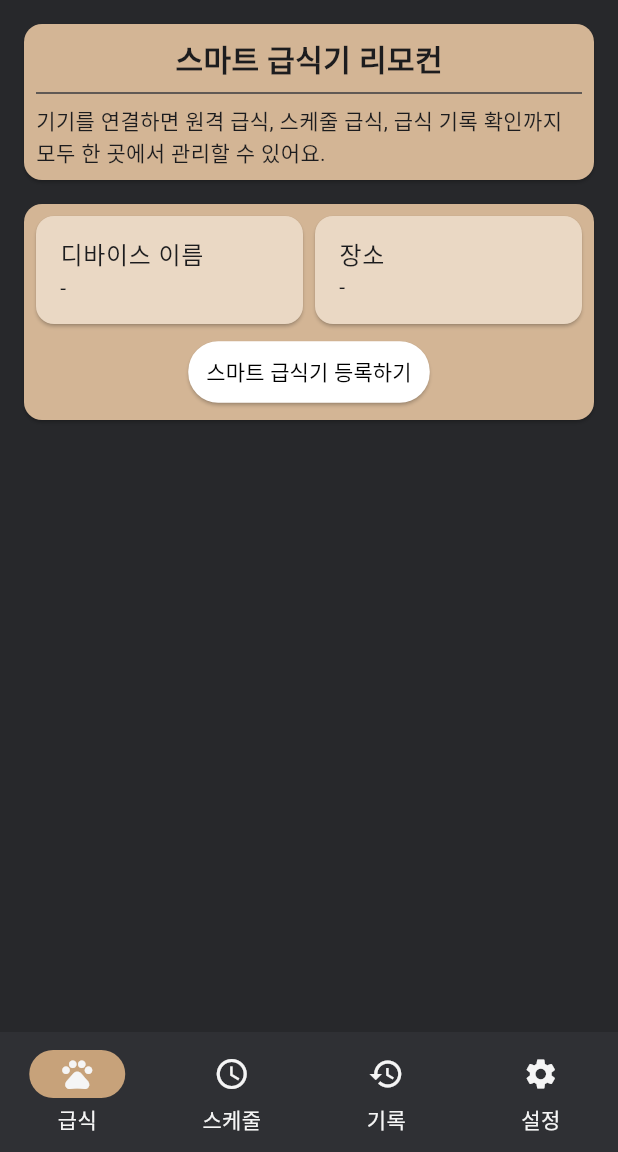
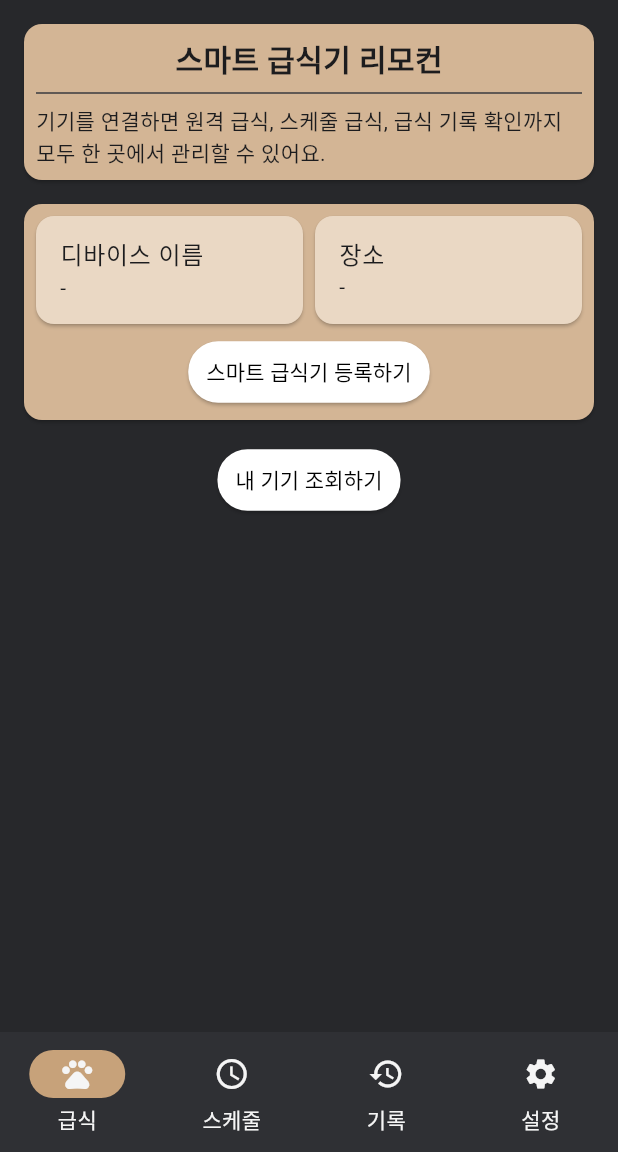
Before and after one commit to niw5924/smart-feeder-remote, a Flutter app: the FeedScreen screen opened by its route, on a phone screen of 412 x 824 dp, the part 84-1236 px from its top. Run offline on Flutter 3.47's test engine with Material 3 defaults, Android fonts, the phone set to English and light mode, and no system bars; drawn by our look-alikes of loader_overlay; our stand-ins replace device_info_plus, dio, firebase_auth, firebase_core, flutter_dotenv, flutter_phoenix and 6 more; missing offline and left inert: wifi_iot; accounts and stored records are empty.

Commit message:
feat: 내 기기 조회하기 추가

```diff
--- a/lib/api/devices_api.dart
+++ b/lib/api/devices_api.dart
@@ -17,4 +17,10 @@ class DevicesApi {
 
     return response.data;
   }
+
+  static Future<Map<String, dynamic>> myDevices() async {
+    final response = await DioClient.dio.get('/api/devices/my-devices');
+
+    return response.data;
+  }
 }
--- a/lib/screens/feed/feed_screen.dart
+++ b/lib/screens/feed/feed_screen.dart
@@ -2,6 +2,7 @@ import 'package:flutter/material.dart';
 import 'package:go_router/go_router.dart';
 import 'package:loader_overlay/loader_overlay.dart';
 
+import '../../api/devices_api.dart';
 import '../../theme/app_colors.dart';
 import '../../services/wifi/wifi_connector.dart';
 import '../../utils/log_utils.dart';
@@ -18,7 +19,6 @@ class FeedScreen extends StatelessWidget {
       padding: const EdgeInsets.all(16),
       child: Column(
         mainAxisSize: MainAxisSize.min,
-        crossAxisAlignment: CrossAxisAlignment.start,
         children: [
           const AppCard(
             color: AppColors.cardPrimary,
@@ -96,6 +96,13 @@ class FeedScreen extends StatelessWidget {
               ),
             ),
           ),
+          const SizedBox(height: 16),
+          AppTextButton(
+            label: '내 기기 조회하기',
+            onPressed: () async {
+              await DevicesApi.myDevices();
+            },
+          ),
         ],
       ),
     );
```
